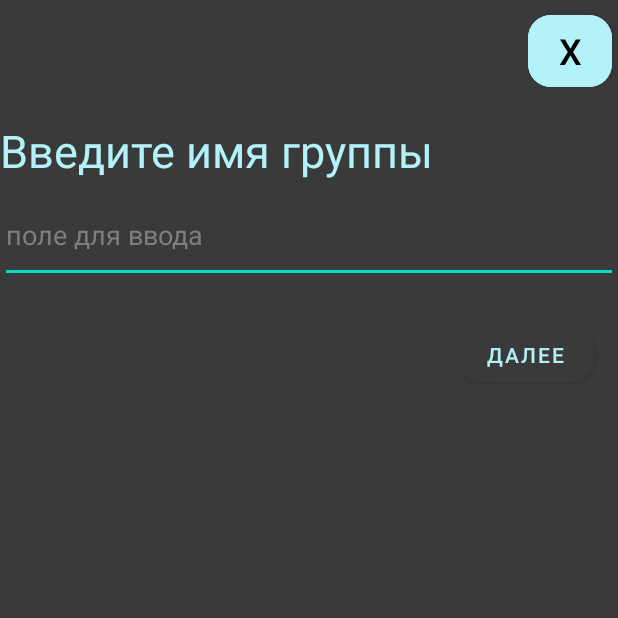
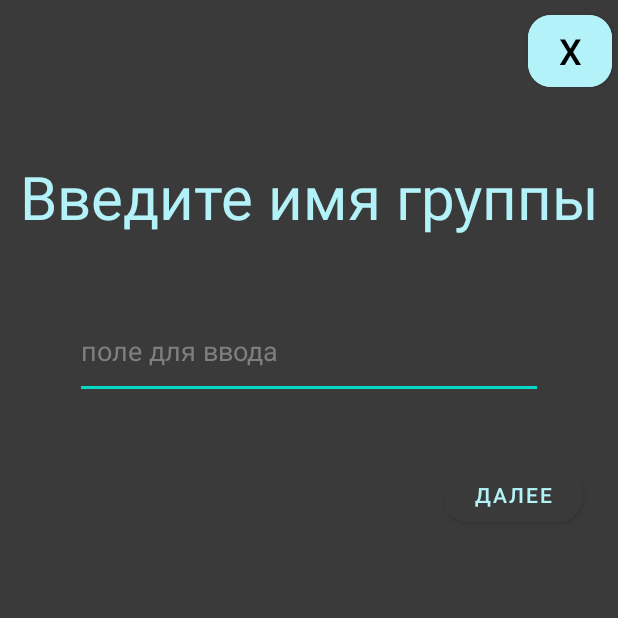
Before and after one commit to SmknSe/SecretFriend01, an Android app: the AddGame screen opened directly, with no data from a screen before it, on a phone screen of 412 x 824 dp, the top half of it. Run offline under Robolectric (Android 15) with nearby library versions, the phone set to English and light mode, and no system bars; 1 statement that could not run was skipped.

Commit message:
setError + AddGame change positions

```diff
--- a/app/src/main/java/com/example/secretfriend01/AddGame.java
+++ b/app/src/main/java/com/example/secretfriend01/AddGame.java
@@ -93,6 +93,9 @@ public class AddGame extends AppCompatActivity {
                     i++;
                     updateFragment2();
                 }
+                else{
+                    binding.groupNameTxt.setError("Необходимо заполнить!");
+                }
                 if ((groupCount/2-i)==0) updateFragment3();
             }
         });
@@ -116,6 +119,9 @@ public class AddGame extends AppCompatActivity {
                     players.remove(r);
                     j++;
                     updateFragment3();
+                }
+                else{
+                    binding.groupNameTxt.setError("Необходимо заполнить!");
                 }
                 System.out.println(pool);
             }
--- a/app/src/main/res/layout/activity_add_game.xml
+++ b/app/src/main/res/layout/activity_add_game.xml
@@ -25,14 +25,16 @@
         android:id="@+id/group_name_txt"
         android:layout_width="match_parent"
         android:layout_height="64dp"
-        android:layout_marginTop="4dp"
+        android:layout_marginStart="50dp"
+        android:layout_marginTop="44dp"
+        android:layout_marginEnd="50dp"
         android:ems="10"
         android:hint="поле для ввода"
         android:inputType="textPersonName"
         android:textColor="#817E7E"
         android:textColorHint="#817E7E"
         app:layout_constraintEnd_toEndOf="parent"
-        app:layout_constraintHorizontal_bias="0.0"
+        app:layout_constraintHorizontal_bias="1.0"
         app:layout_constraintStart_toStartOf="parent"
         app:layout_constraintTop_toBottomOf="@+id/label" />
 
@@ -40,10 +42,11 @@
         android:id="@+id/label"
         android:layout_width="match_parent"
         android:layout_height="wrap_content"
-        android:layout_marginTop="80dp"
+        android:layout_marginTop="104dp"
         android:text="Введите имя группы"
+        android:textAlignment="center"
         android:textColor="@color/background"
-        android:textSize="30sp"
+        android:textSize="40sp"
         app:layout_constraintEnd_toEndOf="parent"
         app:layout_constraintHorizontal_bias="0.0"
         app:layout_constraintStart_toStartOf="parent"
@@ -53,8 +56,8 @@
         android:id="@+id/next_btn"
         android:layout_width="92dp"
         android:layout_height="48dp"
-        android:layout_marginTop="24dp"
-        android:layout_marginEnd="16dp"
+        android:layout_marginTop="40dp"
+        android:layout_marginEnd="24dp"
         android:backgroundTint="#3A3A3A"
         android:text="далее"
         android:textColor="@color/background"
```
